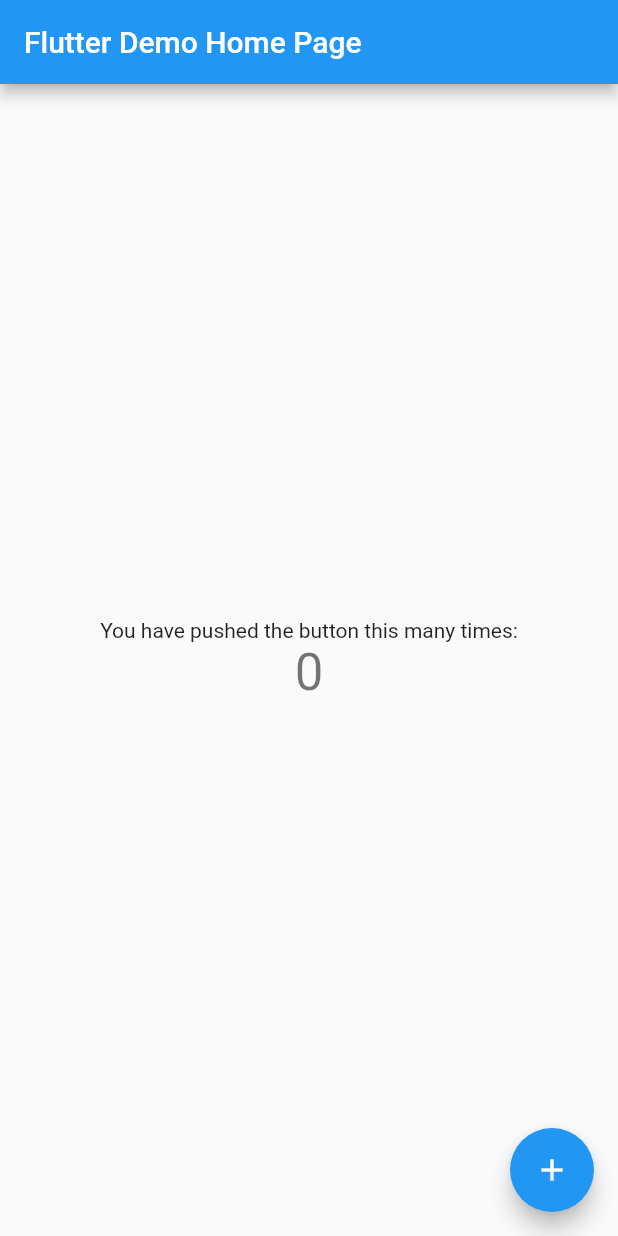
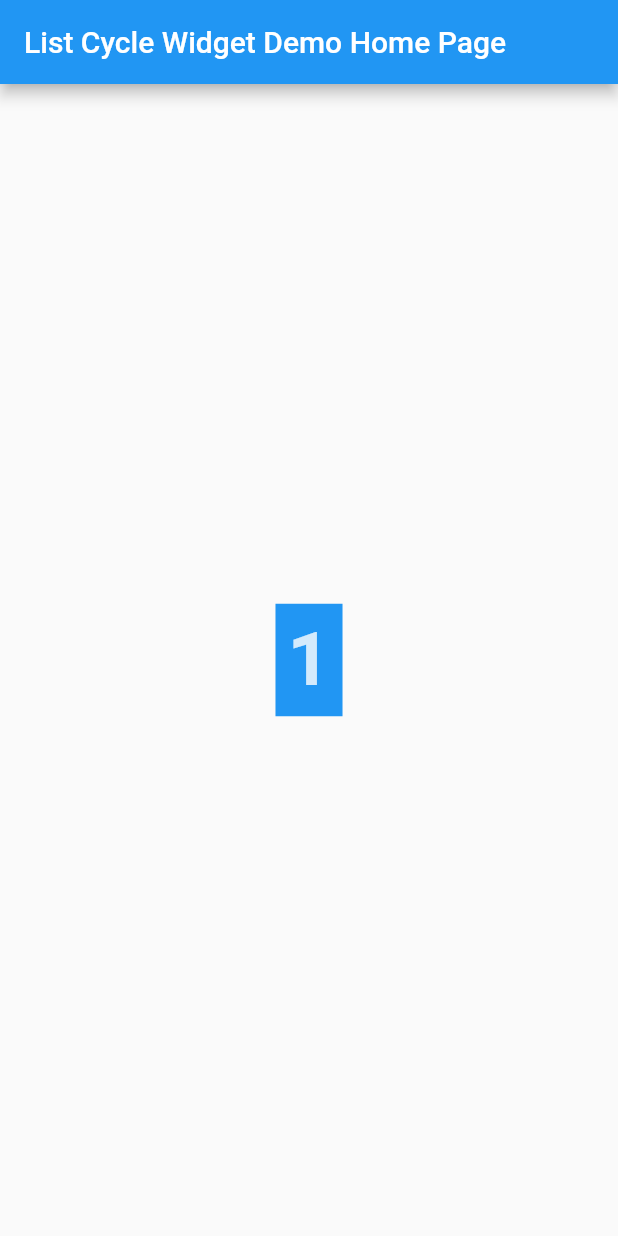
Before and after one commit to kgain21/voicepeak-mcp, a Flutter app: the screen it shows after launch, on a phone screen of 412 x 824 dp. Run offline on Flutter 3.47's test engine with Material 2 defaults, Android fonts, the phone set to English and light mode, and no system bars.

Commit message:
Working cycle with example

```diff
--- /dev/null
+++ b/lib/animated_box.dart
@@ -0,0 +1,40 @@
+
+import 'package:flutter/widgets.dart';
+
+class AnimatedBox extends StatelessWidget {
+  AnimatedBox({Key key, this.controller, this.container}) :
+        opacity = Tween<double>(
+          begin: 0.0,
+          end: 1.0,
+        ).animate(
+          CurvedAnimation(
+            parent: controller,
+            curve: Interval(
+              0.0,
+              1.0,
+              curve: Curves.ease,
+            ),
+          ),
+        ),
+        super(key: key);
+
+  final Animation<double> controller;
+  final Animation<double> opacity;
+  final Container container;
+
+  @override
+  Widget build(BuildContext context) {
+    return AnimatedBuilder(
+      animation: controller,
+      builder: (BuildContext context, Widget child) {
+        return Opacity(
+          opacity: opacity.value,
+          child: Container(
+            alignment: Alignment.center,
+            child: container,
+          ),
+        );
+      },
+    );
+  }
+}
--- a/lib/list_cycle_widget.dart
+++ b/lib/list_cycle_widget.dart
@@ -0,0 +1,85 @@
+
+import 'dart:async';
+
+import 'package:flutter/widgets.dart';
+import 'package:flutter_list_cycle_widget/animated_box.dart';
+
+class ListCycleWidget extends StatefulWidget {
+  ListCycleWidget({Key key, this.widgetList}) : super(key: key);
+
+  final List<Widget> widgetList;
+
+  @override
+  State<StatefulWidget> createState() {
+    return new _ListCycleWidgetState(widgetList: widgetList);
+  }
+
+}
+
+class _ListCycleWidgetState extends State<ListCycleWidget> with TickerProviderStateMixin {
+  _ListCycleWidgetState({this.widgetList}) : super();
+
+  final List<Widget> widgetList;
+  final List<AnimationController> _controllerList = [];
+
+  Future _startAnimation() async {
+    try {
+      while (true) {
+          for(int i = 0; i < _controllerList.length; i++) {
+            await _controllerList[i].forward().orCancel;
+            await _controllerList[i].reverse().orCancel;
+          }
+      }
+    } on TickerCanceled {
+      print('Animation Failed.');
+    }
+  }
+
+  @override
+  void initState() {
+    super.initState();
+
+    widgetList.forEach((i) {
+      _controllerList.add(
+        new AnimationController(
+          vsync: this,
+          duration: const Duration(seconds: 3)
+        )
+      );
+    });
+
+    _startAnimation();
+  }
+
+  @override
+  Widget build(BuildContext context) {
+    return new Stack(
+      children: createAnimatedBoxes(),
+    );
+  }
+
+  List<Widget> createAnimatedBoxes() {
+
+    List<Widget> animatedBoxesList = [];
+
+    for(int i = 0; i < _controllerList.length; i++) {
+      animatedBoxesList.add(
+          new AnimatedBox(
+            container: new Container(
+              child: widgetList[i],
+            ),
+            controller: _controllerList[i].view,
+          )
+      );
+    }
+
+    return animatedBoxesList;
+  }
+
+  dispose() {
+    _controllerList.forEach((i) {
+      i?.dispose();
+    });
+    super.dispose();
+  }
+}
--- a/lib/main.dart
+++ b/lib/main.dart
@@ -1,40 +1,23 @@
 import 'package:flutter/material.dart';
+import 'package:flutter_list_cycle_widget/list_cycle_widget.dart';
 
 void main() => runApp(new MyApp());
 
 class MyApp extends StatelessWidget {
-  // This widget is the root of your application.
   @override
   Widget build(BuildContext context) {
     return new MaterialApp(
-      title: 'Flutter Demo',
+      title: 'List Cycle Widget Demo',
       theme: new ThemeData(
-        // This is the theme of your application.
-        //
-        // Try running your application with "flutter run". You'll see the
-        // application has a blue toolbar. Then, without quitting the app, try
-        // changing the primarySwatch below to Colors.green and then invoke
-        // "hot reload" (press "r" in the console where you ran "flutter run",
-        // or press Run > Flutter Hot Reload in IntelliJ). Notice that the
-        // counter didn't reset back to zero; the application is not restarted.
         primarySwatch: Colors.blue,
       ),
-      home: new MyHomePage(title: 'Flutter Demo Home Page'),
+      home: new MyHomePage(title: 'List Cycle Widget Demo Home Page'),
     );
   }
 }
 
 class MyHomePage extends StatefulWidget {
   MyHomePage({Key key, this.title}) : super(key: key);
-
-  // This widget is the home page of your application. It is stateful, meaning
-  // that it has a State object (defined below) that contains fields that affect
-  // how it looks.
-
-  // This class is the configuration for the state. It holds the values (in this
-  // case the title) provided by the parent (in this case the App widget) and
-  // used by the build method of the State. Fields in a Widget subclass are
-  // always marked "final".
 
   final String title;
 
@@ -43,67 +26,59 @@ class MyHomePage extends StatefulWidget {
 }
 
 class _MyHomePageState extends State<MyHomePage> {
-  int _counter = 0;
 
-  void _incrementCounter() {
-    setState(() {
-      // This call to setState tells the Flutter framework that something has
-      // changed in this State, which causes it to rerun the build method below
-      // so that the display can reflect the updated values. If we changed
-      // _counter without calling setState(), then the build method would not be
-      // called again, and so nothing would appear to happen.
-      _counter++;
-    });
-  }
 
   @override
   Widget build(BuildContext context) {
-    // This method is rerun every time setState is called, for instance as done
-    // by the _incrementCounter method above.
-    //
-    // The Flutter framework has been optimized to make rerunning build methods
-    // fast, so that you can just rebuild anything that needs updating rather
-    // than having to individually change instances of widgets.
     return new Scaffold(
       appBar: new AppBar(
-        // Here we take the value from the MyHomePage object that was created by
-        // the App.build method, and use it to set our appbar title.
         title: new Text(widget.title),
       ),
-      body: new Center(
-        // Center is a layout widget. It takes a single child and positions it
-        // in the middle of the parent.
-        child: new Column(
-          // Column is also layout widget. It takes a list of children and
-          // arranges them vertically. By default, it sizes itself to fit its
-          // children horizontally, and tries to be as tall as its parent.
-          //
-          // Invoke "debug paint" (press "p" in the console where you ran
-          // "flutter run", or select "Toggle Debug Paint" from the Flutter tool
-          // window in IntelliJ) to see the wireframe for each widget.
-          //
-          // Column has various properties to control how it sizes itself and
-          // how it positions its children. Here we use mainAxisAlignment to
-          // center the children vertically; the main axis here is the vertical
-          // axis because Columns are vertical (the cross axis would be
-          // horizontal).
-          mainAxisAlignment: MainAxisAlignment.center,
-          children: <Widget>[
-            new Text(
-              'You have pushed the button this many times:',
-            ),
-            new Text(
-              '$_counter',
-              style: Theme.of(context).textTheme.display1,
-            ),
-          ],
-        ),
+      body: Column(
+        mainAxisAlignment: MainAxisAlignment.center,
+        children: <Widget>[
+          Row(
+            mainAxisAlignment: MainAxisAlignment.center,
+            children: <Widget>[
+              new Container(
+                decoration: new BoxDecoration(
+                  color: Colors.blue,
+                ),
+                child: new ListCycleWidget(
+                  widgetList: _sampleWidgetList(),
+                ),
+              ),
+            ],
+          ),
+        ],
       ),
-      floatingActionButton: new FloatingActionButton(
-        onPressed: _incrementCounter,
-        tooltip: 'Increment',
-        child: new Icon(Icons.add),
-      ), // This trailing comma makes auto-formatting nicer for build methods.
     );
   }
+
+
+
+  List<Widget> _sampleWidgetList() {
+    List<Widget> sampleList = [];
+    for(int i = 0; i < 4; i++) {
+      sampleList.add(new Container(
+        child: new Padding(
+          padding: const EdgeInsets.all(8.0),
+          child: Column(
+            mainAxisAlignment: MainAxisAlignment.center,
+            children: <Widget>[
+              new Text('$i',
+                textAlign: TextAlign.center,
+                style: new TextStyle(
+                    color: Colors.white,
+                    fontSize: 50.0,
+                    fontWeight: FontWeight.bold
+                ),
+              ),
+            ],
+          ),
+        ),
+      ));
+    }
+    return sampleList;
+  }
 }
```
